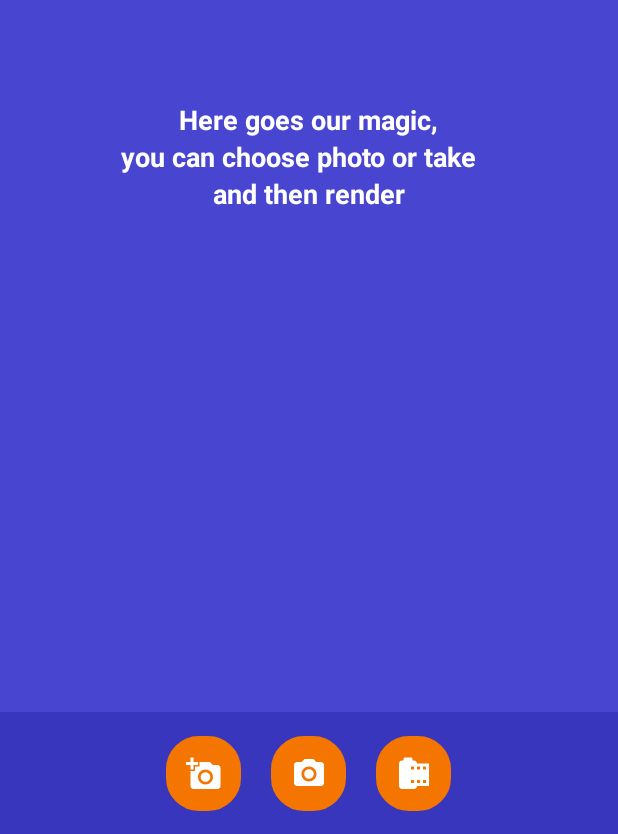
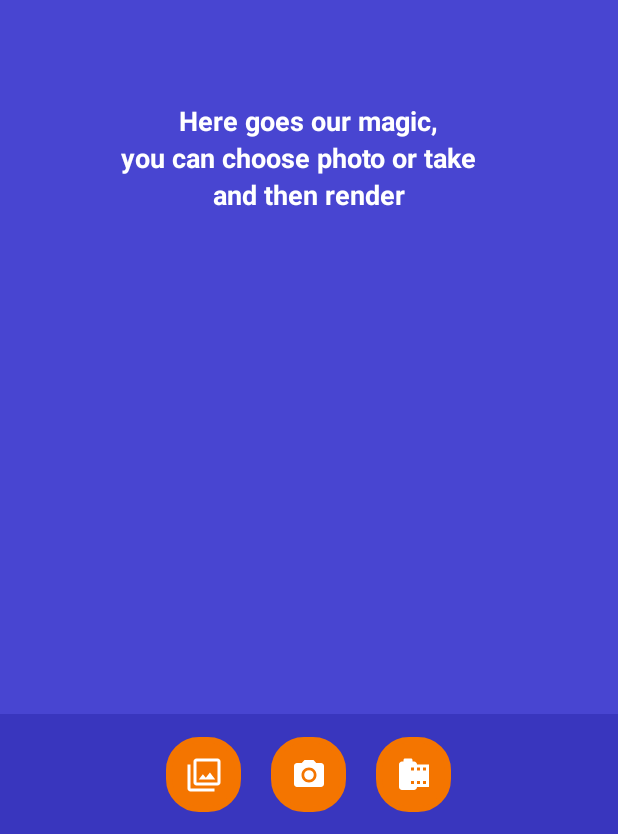
Before and after one commit to IGragon/AI_Background, an Android app: the screen it shows after launch (MainActivity), on a phone screen of 412 x 824 dp. Shown: the part 399-1233 px from the top of the screen. Run offline under Robolectric (Android 15) with nearby library versions, the phone set to English and light mode, and no system bars.

Commit message:
add some fixes

```diff
--- a/app/src/main/AndroidManifest.xml
+++ b/app/src/main/AndroidManifest.xml
@@ -19,8 +19,10 @@
         android:label="@string/app_name"
         android:roundIcon="@mipmap/ic_launcher_round"
         android:supportsRtl="true"
-        android:theme="@style/AppTheme"
-        android:requestLegacyExternalStorage="true">
+        android:theme="@style/AppTheme.FullScreen"
+        android:requestLegacyExternalStorage="true"
+
+        >
         <activity
             android:name=".RenderActivity"
             android:screenOrientation="portrait"
--- /dev/null
+++ b/app/src/main/res/drawable/ic_filter_black_24dp.xml
@@ -0,0 +1,5 @@
+<vector android:height="24dp" android:tint="#FFFFFF"
+    android:viewportHeight="24.0" android:viewportWidth="24.0"
+    android:width="24dp" xmlns:android="http://schemas.android.com/apk/res/android">
+    <path android:fillColor="#FF000000" android:pathData="M15.96,10.29l-2.75,3.54 -1.96,-2.36L8.5,15h11l-3.54,-4.71zM3,5L1,5v16c0,1.1 0.9,2 2,2h16v-2L3,21L3,5zM21,1L7,1c-1.1,0 -2,0.9 -2,2v14c0,1.1 0.9,2 2,2h14c1.1,0 2,-0.9 2,-2L23,3c0,-1.1 -0.9,-2 -2,-2zM21,17L7,17L7,3h14v14z"/>
+</vector>
--- a/app/src/main/res/layout/activity_main.xml
+++ b/app/src/main/res/layout/activity_main.xml
@@ -5,13 +5,16 @@
     android:layout_width="match_parent"
     android:layout_height="match_parent"
     android:orientation="vertical"
-    android:background="@color/colorPrimaryDark">
+    android:background="@color/colorPrimaryDark"
+    style="@style/AppTheme.FullScreen">
 
    <LinearLayout
        android:layout_width="match_parent"
-       android:layout_height="wrap_content"
+       android:layout_height="100dp"
        android:layout_weight="0.9"
        android:orientation="vertical">
+
+
 
         <RelativeLayout
             android:layout_width="match_parent"
@@ -22,6 +25,7 @@
                 android:layout_height="wrap_content"
                 android:layout_centerInParent="true"
                 android:orientation="vertical">
+
 
                 <TextView
                     android:layout_width="match_parent"
@@ -51,9 +55,8 @@
                     android:text="@string/mainActivity3"
                     android:textAlignment="center">
                 </TextView>
+
             </LinearLayout>
-
-        </RelativeLayout>
 
             <ImageView
                 android:id="@+id/imageShow"
@@ -65,6 +68,9 @@
                 app:layout_constraintEnd_toEndOf="parent"
                 app:layout_constraintStart_toStartOf="parent"
                 app:layout_constraintTop_toTopOf="parent" />
+
+        </RelativeLayout>
+
 
    </LinearLayout>
 
@@ -92,7 +98,7 @@
                 style="@style/roundButtons"
                 android:layout_marginRight="20dp"
                 android:onClick="takeImageFromGallery"
-                android:src="@drawable/ic_add_a_photo_white_24dp" />
+                android:src="@drawable/ic_filter_black_24dp" />
 
             <ImageButton
                 style="@style/roundButtons"
@@ -103,7 +109,7 @@
             <ImageButton
                 style="@style/roundButtons"
                 android:id="@+id/buttonRender"
-                android:enabled="false"
+                android:defaultFocusHighlightEnabled="true"
                 android:onClick="renderImage"
                 android:src="@drawable/ic_camera_roll_white_24dp"
                 android:layout_marginLeft="20dp"/>
```
Also changed, not shown: app/src/main/res/layout/activity_render.xml (+5 -15 lines). Lines whose indentation alone changed are shown as unchanged.
